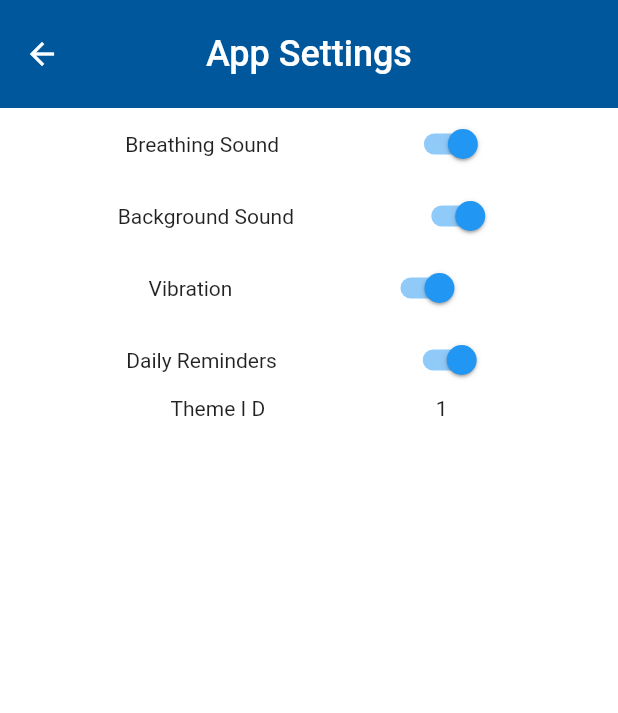
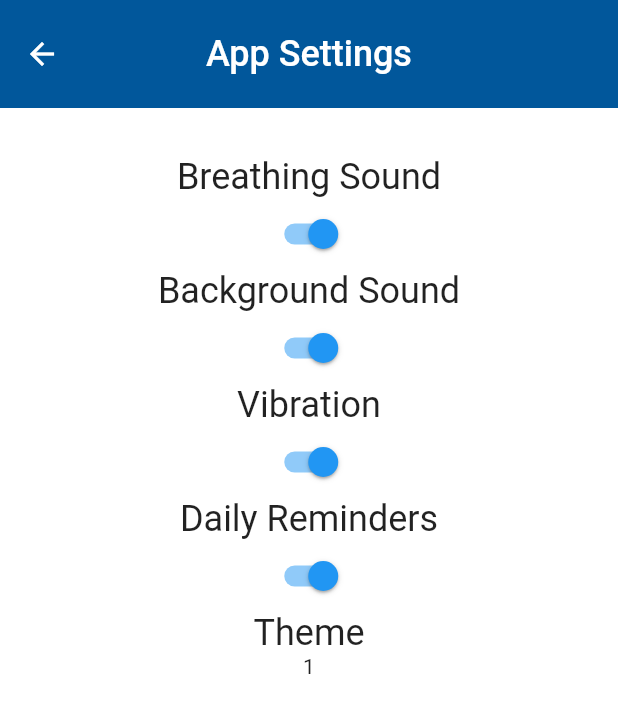
Before and after one commit to milaquintero/Breathing_Connection, a Flutter app: the screen it shows after launch, item 3 of the bottom bar chosen, on a phone screen of 412 x 824 dp. Shown: the top 713 px of the screen. Run offline on Flutter 3.47's test engine with Material 2 defaults, Android fonts, the phone set to English and light mode, and no system bars; our stand-ins replace flutter_spinkit.

Commit message:
changed user state management to providers and fixed updating user settings

```diff
--- a/lib/main.dart
+++ b/lib/main.dart
@@ -1,12 +1,26 @@
+import 'package:breathing_connection/models/user_settings.dart';
 import 'package:flutter/material.dart';
+import 'package:provider/provider.dart';
 import 'package:breathing_connection/pages/loading.dart';
 import 'package:breathing_connection/pages/home.dart';
 import 'package:breathing_connection/pages/app_settings.dart';
 import 'package:breathing_connection/pages/technique_list.dart';
 import 'package:breathing_connection/pages/environment.dart';
 
+import 'models/user.dart';
+
 void main() {
-  runApp(MaterialApp(
+  runApp(BreathingConnection());
+}
+
+class BreathingConnection extends StatelessWidget {
+  @override
+  Widget build(BuildContext context) {
+    return MultiProvider(
+      providers: [
+        ChangeNotifierProvider(create: (context) => User())
+      ],
+      child: MaterialApp(
         routes: {
           '/': (context)=>Loading(),
           '/home': (context)=>Home(),
@@ -14,5 +28,7 @@ void main() {
           '/technique-list': (context)=>TechniqueList(),
           '/environment': (context)=>Environment()
         },
-  ));
+      )
+    );
   }
+}
--- a/lib/models/user.dart
+++ b/lib/models/user.dart
@@ -1,8 +1,8 @@
-import 'dart:convert';
 import 'package:breathing_connection/models/user_settings.dart';
 import 'package:breathing_connection/models/technique.dart';
+import 'package:flutter/cupertino.dart';
 
-class User{
+class User extends ChangeNotifier{
   int userId;
   String username;
   bool hasFullAccess;
@@ -27,6 +27,10 @@ class User{
       userSettings: UserSettings.fromJson(json['userSettings'])
     );
   }
+  updateSettings(UserSettings newSettings){
+    userSettings = newSettings;
+    notifyListeners();
+  }
   @override
   String toString() {
     return 'UserID: $userId, Username: $username';
--- a/lib/models/user_settings.dart
+++ b/lib/models/user_settings.dart
@@ -1,3 +1,5 @@
+import 'package:flutter/cupertino.dart';
+
 class UserSettings{
   bool breathingSound;
   bool backgroundSound;
--- a/lib/pages/app_settings.dart
+++ b/lib/pages/app_settings.dart
@@ -1,8 +1,20 @@
 import 'package:breathing_connection/models/user.dart';
-import 'package:breathing_connection/services/user_service.dart';
+import 'package:breathing_connection/models/user_settings.dart';
+import 'package:breathing_connection/widgets/setting_card.dart';
 import 'package:flutter/material.dart';
+import 'package:provider/provider.dart';
 
 import '../styles.dart';
+
+Function updateUserSettings(context, settingKey, newVal){
+  //get user settings from user provider
+  UserSettings newSettings = Provider.of<User>(context, listen: false).userSettings;
+  //update selected setting in temp variable
+  newSettings.setProperty(settingKey, newVal);
+  //update actual settings in user provider using function that notifies listeners
+  Provider.of<User>(context, listen: false).updateSettings(newSettings);
+}
+
 class AppSettings extends StatefulWidget {
   @override
   _AppSettingsState createState() => _AppSettingsState();
@@ -11,8 +23,26 @@ class AppSettings extends StatefulWidget {
 class _AppSettingsState extends State<AppSettings> {
   @override
   Widget build(BuildContext context) {
-    User curUser = UserService.curUser;
-    Map<dynamic, dynamic> settingsList = curUser.userSettings.toJson();
+    Map <String, dynamic> settingsList = Provider.of<User>(context).userSettings.toJson();
+    //set up main content
+    List<Widget> mainContent = settingsList.entries.map((setting){
+      String name = setting.key;
+      //remove ID from displayed name if present
+      if(name.indexOf('ID') != -1){
+        name = name.substring(0, name.indexOf('ID'));
+      }
+      //camel case to title case
+      name = name.split(new RegExp(r"(?=[A-Z])")).join(" ");
+      name = '${name[0].toUpperCase()}${name.substring(1)}';
+      //add setting card to list
+      return SettingCard(
+        settingName: name,
+        settingValue: setting.value,
+        callbackFn: (newVal){
+          updateUserSettings(context, setting.key, newVal);
+        },
+      );
+    }).toList();
     return Scaffold(
       appBar: AppBar(
         backgroundColor: brandPrimary,
@@ -26,51 +56,9 @@ class _AppSettingsState extends State<AppSettings> {
       ),
       body: Container(
         color: wellSectionBg,
-        child: ListView.builder(
-          itemCount: settingsList.entries.length,
-          itemBuilder: (context, index){
-            //get setting key
-            String settingKey = settingsList.keys.elementAt(index);
-            //format key display text
-            settingKey = settingKey.split(new RegExp(r"(?=[A-Z])")).join(" ");
-            settingKey = '${settingKey[0].toUpperCase()}${settingKey.substring(1)}';
-            //get setting value
-            dynamic settingValue = settingsList.values.elementAt(index);
-            //store type of value for dynamic rendering
-            Type settingType = settingValue.runtimeType;
-            //if setting type is boolean
-            if(settingType.toString() == "bool"){
-              return Container(
-                child: Row(
-                  mainAxisAlignment: MainAxisAlignment.spaceEvenly,
-                  children: [
-                    Text(settingKey),
-                    Switch(
-                      value: settingValue,
-                      onChanged: (bool){
-                        setState(() {
-                          settingValue = bool;
-                          curUser.userSettings.setProperty(settingKey, settingValue);
-                        });
-                      },
-                    )
-                  ],
-                ),
-              );
-            }
-            //if setting type is string
-            else{
-              return Container(
-                child: Row(
-                  mainAxisAlignment: MainAxisAlignment.spaceEvenly,
-                  children: [
-                    Text(settingKey),
-                    Text(settingValue.toString())
-                  ],
-                ),
-              );
-            }
-          },
+        child: ListView(
+          padding: EdgeInsets.only(top: 32),
+          children: mainContent,
         ),
       ),
     );
--- /dev/null
+++ b/lib/widgets/setting_card.dart
@@ -0,0 +1,53 @@
+import 'package:breathing_connection/models/user.dart';
+import 'package:flutter/material.dart';
+class SettingCard extends StatefulWidget {
+  final String settingName;
+  final dynamic settingValue;
+  final Function callbackFn;
+  SettingCard({this.settingName, this.settingValue, this.callbackFn});
+  @override
+  _SettingCardState createState() => _SettingCardState();
+}
+
+class _SettingCardState extends State<SettingCard> {
+  TextStyle settingTextStyle = TextStyle(
+    fontSize: 24
+  );
+  @override
+  Widget build(BuildContext context) {
+    //get run time type of value
+    Type type = widget.settingValue.runtimeType;
+    List<Widget> settingDisplay;
+    //if setting type is boolean
+    if(type.toString() == "bool"){
+      settingDisplay = [
+        Text(
+          widget.settingName,
+          style: settingTextStyle,
+        ),
+        Switch(
+          value: widget.settingValue,
+          onChanged: (newVal){
+            widget.callbackFn(newVal);
+          },
+        )
+      ];
+    }
+    //if setting type is string
+    else{
+      settingDisplay = [
+        Text(
+          widget.settingName,
+          style: settingTextStyle,
+          ),
+        Text(widget.settingValue.toString())
+      ];
+    }
+    return Container(
+      child: Column(
+        mainAxisAlignment: MainAxisAlignment.spaceEvenly,
+        children: settingDisplay,
+      ),
+    );
+  }
+}
--- a/pubspec.yaml
+++ b/pubspec.yaml
@@ -26,7 +26,7 @@ dependencies:
   http: ^0.12.2
   intl: ^0.16.1
   flutter_spinkit: ^4.1.2+1
-  dio: ^3.0.9
+  provider: ^5.0.0
 
 
   # The following adds the Cupertino Icons font to your application.
```
Also changed, not shown: lib/pages/home.dart (+5 -4 lines), lib/pages/loading.dart (+11 -3 lines), pubspec.lock. Lines whose indentation alone changed are shown as unchanged.
